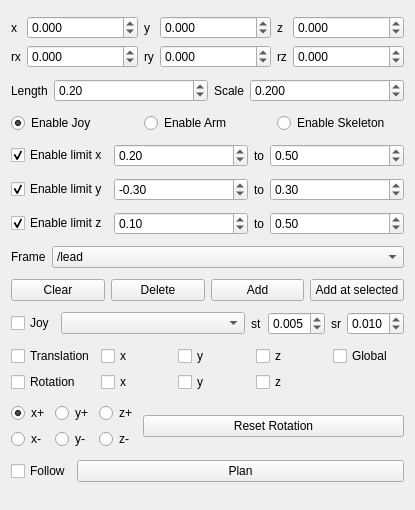
First picture: the form in rqt_interactive_probe/resource/InteractiveProbe.ui, repository hiveground-ros-package/hiveground_rqt, before the edit.
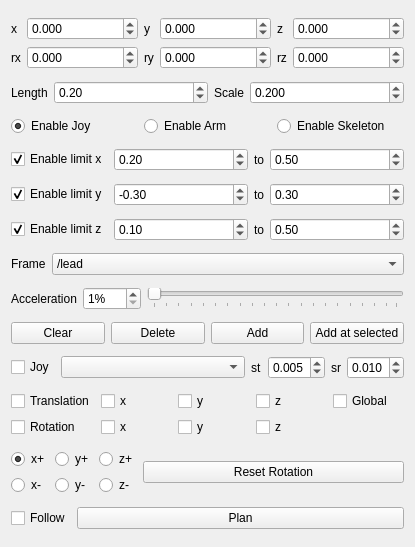
Second picture: the form after the edit.

Commit message: add acceleration setting

The edit to the form file:
```diff
--- a/rqt_interactive_probe/resource/InteractiveProbe.ui
+++ b/rqt_interactive_probe/resource/InteractiveProbe.ui
@@ -7,7 +7,7 @@
     <x>0</x>
     <y>0</y>
     <width>415</width>
-    <height>510</height>
+    <height>547</height>
    </rect>
   </property>
   <property name="sizePolicy">
@@ -560,6 +560,55 @@
      </item>
     </layout>
    </item>
+   <item>
+    <layout class="QHBoxLayout" name="horizontalLayout_12">
+     <item>
+      <widget class="QLabel" name="label_13">
+       <property name="text">
+        <string>Acceleration</string>
+       </property>
+      </widget>
+     </item>
+     <item>
+      <widget class="QSpinBox" name="acc_spin_box">
+       <property name="suffix">
+        <string>%</string>
+       </property>
+       <property name="minimum">
+        <number>1</number>
+       </property>
+       <property name="maximum">
+        <number>100</number>
+       </property>
+      </widget>
+     </item>
+     <item>
+      <widget class="QSlider" name="acc_slider">
+       <property name="minimum">
+        <number>1</number>
+       </property>
+       <property name="maximum">
+        <number>100</number>
+       </property>
+       <property name="value">
+        <number>1</number>
+       </property>
+       <property name="orientation">
+        <enum>Qt::Horizontal</enum>
+       </property>
+       <property name="invertedControls">
+        <bool>false</bool>
+       </property>
+       <property name="tickPosition">
+        <enum>QSlider::TicksBelow</enum>
+       </property>
+       <property name="tickInterval">
+        <number>5</number>
+       </property>
+      </widget>
+     </item>
+    </layout>
+   </item>
    <item>
     <layout class="QHBoxLayout" name="horizontalLayout_3">
      <item>
```
Left out of the diff: 81 changed lines with no effect on the pictures. The commit also changes 1 other file.
